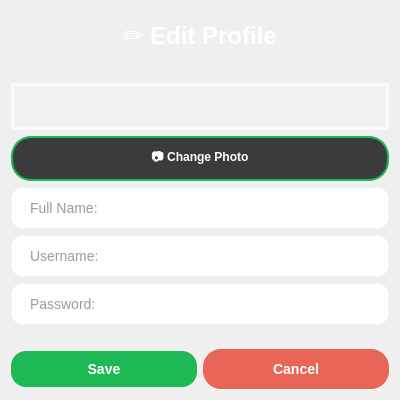
Old version of the form Spotify/editprofiledialog.ui in the repository Razatak186/Spotify-Project.
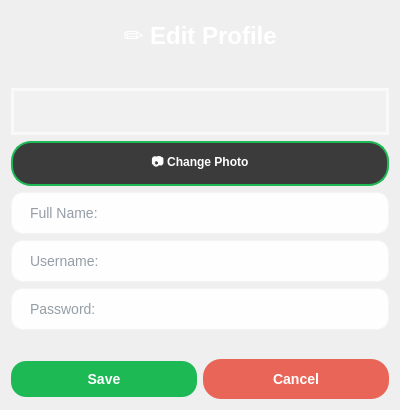
New version of the form.

```diff
--- a/Spotify/editprofiledialog.ui
+++ b/Spotify/editprofiledialog.ui
@@ -7,7 +7,7 @@
     <x>0</x>
     <y>0</y>
     <width>400</width>
-    <height>400</height>
+    <height>410</height>
    </rect>
   </property>
   <property name="windowTitle">
```
Left out of the diff: 9 changed lines with no effect on the pictures.
